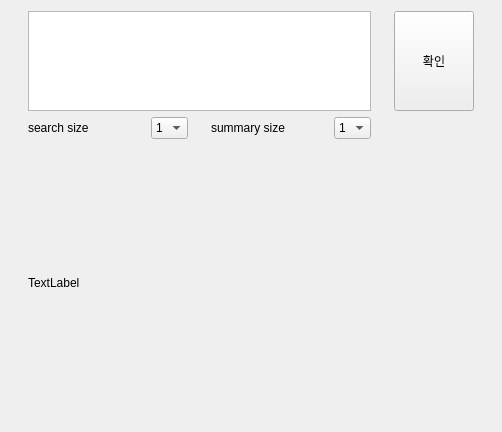
HunSeokJeong/SoftNLP, file myqt01.ui: the form before one commit.
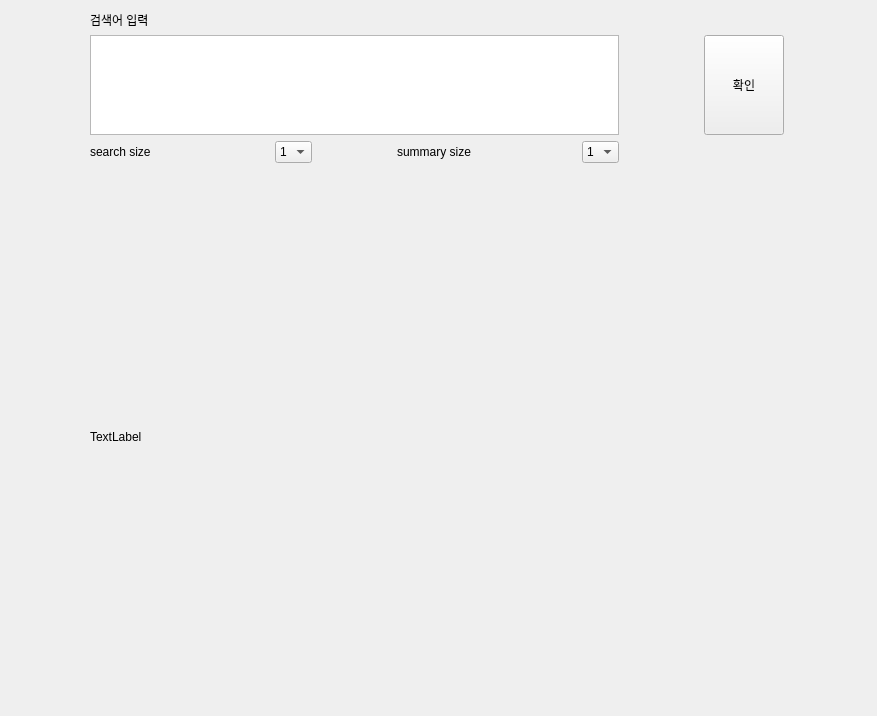
The form after the commit.

Commit message: size 변경

```diff
--- a/myqt01.ui
+++ b/myqt01.ui
@@ -6,8 +6,8 @@
    <rect>
     <x>0</x>
     <y>0</y>
-    <width>502</width>
-    <height>432</height>
+    <width>877</width>
+    <height>716</height>
    </rect>
   </property>
   <property name="windowTitle">
@@ -19,7 +19,46 @@
      <property name="sizeConstraint">
       <enum>QLayout::SetNoConstraint</enum>
      </property>
-     <item row="0" column="4">
+     <item row="1" column="0" colspan="4">
+      <widget class="QTextEdit" name="input_text">
+       <property name="enabled">
+        <bool>true</bool>
+       </property>
+       <property name="sizePolicy">
+        <sizepolicy hsizetype="Expanding" vsizetype="Fixed">
+         <horstretch>0</horstretch>
+         <verstretch>0</verstretch>
+        </sizepolicy>
+       </property>
+       <property name="maximumSize">
+        <size>
+         <width>16777215</width>
+         <height>100</height>
+        </size>
+       </property>
+       <property name="html">
+        <string>&lt;!DOCTYPE HTML PUBLIC &quot;-//W3C//DTD HTML 4.0//EN&quot; &quot;http://www.w3.org/TR/REC-html40/strict.dtd&quot;&gt;
+&lt;html&gt;&lt;head&gt;&lt;meta name=&quot;qrichtext&quot; content=&quot;1&quot; /&gt;&lt;style type=&quot;text/css&quot;&gt;
+p, li { white-space: pre-wrap; }
+&lt;/style&gt;&lt;/head&gt;&lt;body style=&quot; font-family:'Gulim'; font-size:9pt; font-weight:400; font-style:normal;&quot;&gt;
+&lt;p style=&quot;-qt-paragraph-type:empty; margin-top:0px; margin-bottom:0px; margin-left:0px; margin-right:0px; -qt-block-indent:0; text-indent:0px;&quot;&gt;&lt;br /&gt;&lt;/p&gt;&lt;/body&gt;&lt;/html&gt;</string>
+       </property>
+      </widget>
+     </item>
+     <item row="2" column="2">
+      <widget class="QLabel" name="label_5">
+       <property name="maximumSize">
+        <size>
+         <width>100</width>
+         <height>16777215</height>
+        </size>
+       </property>
+       <property name="text">
+        <string>summary size</string>
+       </property>
+      </widget>
+     </item>
+     <item row="1" column="4">
       <widget class="QPushButton" name="button">
        <property name="sizePolicy">
         <sizepolicy hsizetype="Fixed" vsizetype="Fixed">
@@ -38,39 +77,7 @@
        </property>
       </widget>
      </item>
-     <item row="1" column="2">
-      <widget class="QLabel" name="label_5">
-       <property name="maximumSize">
-        <size>
-         <width>100</width>
-         <height>16777215</height>
-        </size>
-       </property>
-       <property name="text">
-        <string>summary size</string>
-       </property>
-      </widget>
-     </item>
-     <item row="0" column="0" colspan="4">
-      <widget class="QTextEdit" name="input_text">
-       <property name="enabled">
-        <bool>true</bool>
-       </property>
-       <property name="sizePolicy">
-        <sizepolicy hsizetype="Expanding" vsizetype="Fixed">
-         <horstretch>0</horstretch>
-         <verstretch>0</verstretch>
-        </sizepolicy>
-       </property>
-       <property name="maximumSize">
-        <size>
-         <width>16777215</width>
-         <height>100</height>
-        </size>
-       </property>
-      </widget>
-     </item>
-     <item row="1" column="1">
+     <item row="2" column="1">
       <widget class="QComboBox" name="src_num">
        <property name="sizePolicy">
         <sizepolicy hsizetype="Fixed" vsizetype="Fixed">
@@ -120,7 +127,57 @@
        </item>
       </widget>
      </item>
-     <item row="1" column="0">
+     <item row="2" column="3">
+      <widget class="QComboBox" name="sum_num">
+       <property name="sizePolicy">
+        <sizepolicy hsizetype="Fixed" vsizetype="Fixed">
+         <horstretch>0</horstretch>
+         <verstretch>0</verstretch>
+        </sizepolicy>
+       </property>
+       <item>
+        <property name="text">
+         <string>1</string>
+        </property>
+       </item>
+       <item>
+        <property name="text">
+         <string>2</string>
+        </property>
+       </item>
+       <item>
+        <property name="text">
+         <string>3</string>
+        </property>
+       </item>
+       <item>
+        <property name="text">
+         <string>4</string>
+        </property>
+       </item>
+       <item>
+        <property name="text">
+         <string>5</string>
+        </property>
+       </item>
+       <item>
+        <property name="text">
+         <string>6</string>
+        </property>
+       </item>
+       <item>
+        <property name="text">
+         <string>7</string>
+        </property>
+       </item>
+       <item>
+        <property name="text">
+         <string>8</string>
+        </property>
+       </item>
+      </widget>
+     </item>
+     <item row="2" column="0">
       <widget class="QLabel" name="label_4">
        <property name="maximumSize">
         <size>
@@ -133,57 +190,7 @@
        </property>
       </widget>
      </item>
-     <item row="1" column="3">
-      <widget class="QComboBox" name="sum_num">
-       <property name="sizePolicy">
-        <sizepolicy hsizetype="Fixed" vsizetype="Fixed">
-         <horstretch>0</horstretch>
-         <verstretch>0</verstretch>
-        </sizepolicy>
-       </property>
-       <item>
-        <property name="text">
-         <string>1</string>
-        </property>
-       </item>
-       <item>
-        <property name="text">
-         <string>2</string>
-        </property>
-       </item>
-       <item>
-        <property name="text">
-         <string>3</string>
-        </property>
-       </item>
-       <item>
-        <property name="text">
-         <string>4</string>
-        </property>
-       </item>
-       <item>
-        <property name="text">
-         <string>5</string>
-        </property>
-       </item>
-       <item>
-        <property name="text">
-         <string>6</string>
-        </property>
-       </item>
-       <item>
-        <property name="text">
-         <string>7</string>
-        </property>
-       </item>
-       <item>
-        <property name="text">
-         <string>8</string>
-        </property>
-       </item>
-      </widget>
-     </item>
-     <item row="2" column="0" colspan="5">
+     <item row="3" column="0" colspan="5">
       <widget class="QLabel" name="output">
        <property name="enabled">
         <bool>true</bool>
@@ -199,6 +206,13 @@
        </property>
       </widget>
      </item>
+     <item row="0" column="0" colspan="2">
+      <widget class="QLabel" name="label">
+       <property name="text">
+        <string>검색어 입력 </string>
+       </property>
+      </widget>
+     </item>
     </layout>
    </item>
   </layout>
```
Left out of the diff: 4 changed lines with no effect on the pictures. The commit also changes 1 other file.
